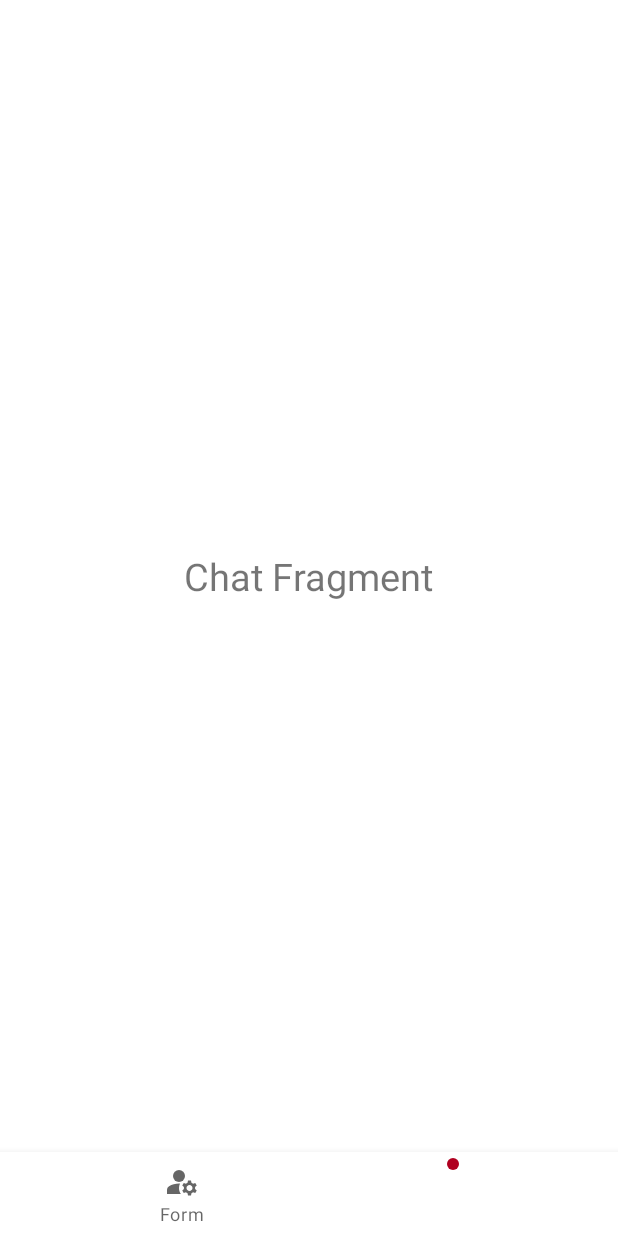
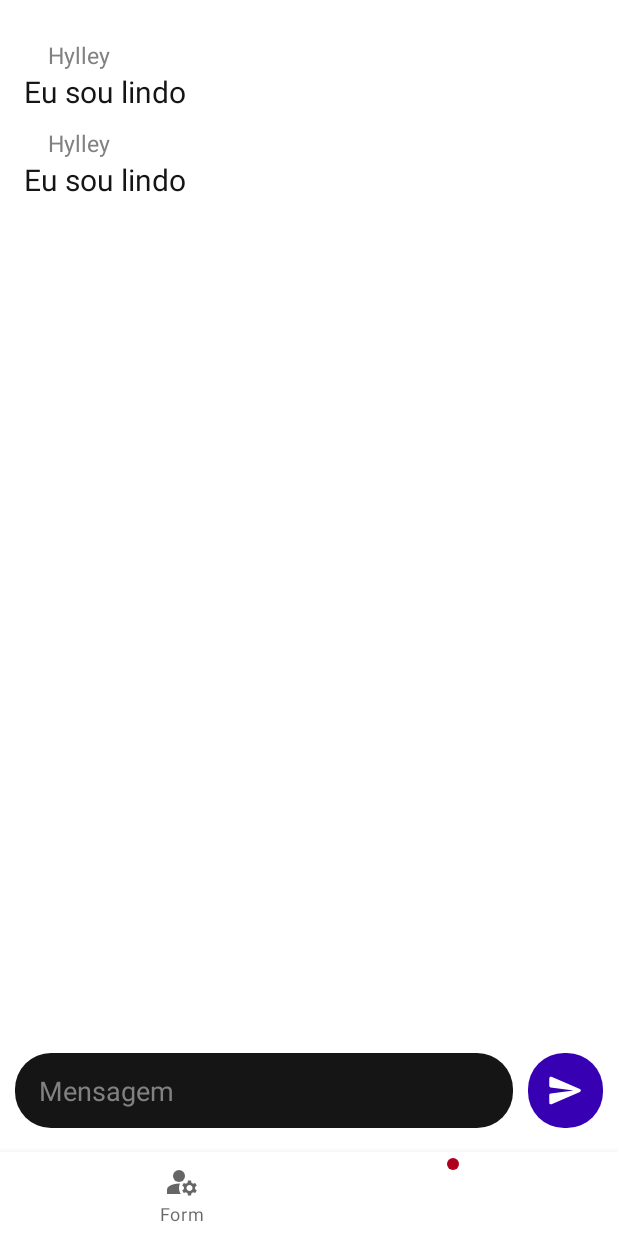
Before and after one commit to Hylley/Echo, an Android app: the screen it shows after launch (MainActivity), item 2 of the bottom bar chosen, on a phone screen of 412 x 824 dp. Run offline under Robolectric (Android 15) with nearby library versions, the phone set to English and light mode, and no system bars; network calls fail.

Commit message:
Chat layout implementation
The ideal form would be implement images also. But this is a complex task so I'll just throw for the end.

```diff
--- a/client/app/src/main/java/com/hylley/echo/ChatFragment.java
+++ b/client/app/src/main/java/com/hylley/echo/ChatFragment.java
@@ -7,9 +7,20 @@ import androidx.fragment.app.Fragment;
 import android.view.LayoutInflater;
 import android.view.View;
 import android.view.ViewGroup;
+import android.widget.ScrollView;
+
+import org.jetbrains.annotations.NotNull;
 
 public class ChatFragment extends Fragment
 {
+    ScrollView scroll_view;
+
+    @Override
+    public void onViewCreated(View view, @NotNull Bundle savedInstanceState) {
+        scroll_view = getView().findViewById(R.id.chat_scroll_view);
+        scroll_view.post(() -> scroll_view.scrollTo(0, scroll_view.getBottom()));
+    }
+
     @Override
     public View onCreateView(LayoutInflater inflater, ViewGroup container,
                              Bundle savedInstanceState) {
--- a/client/app/src/main/java/com/hylley/echo/Client.java
+++ b/client/app/src/main/java/com/hylley/echo/Client.java
@@ -36,16 +36,21 @@ class Client extends Thread implements Runnable
     private static InetAddress server_address;
 
     private Socket socket;
-    private InputStream input;
-    private OutputStream output;
 
-    public Client(String id) { Client.id = id; }
+    static MainActivity main_activity;
+
+    public Client(String id, MainActivity main_activity)
+    {
+        Client.id = id;
+        Client.main_activity = main_activity;
+    }
 
     @Override
     public void run()
     {
         // Escuta pacotes de descoberta através de UDP
         if(MainActivity.debug) System.out.println("Searching for broadcast");
+
         try( DatagramSocket broadcast = new DatagramSocket(LISTEN_PORT) )
         {
             byte[] data_buffer = new byte[1024];
--- a/client/app/src/main/java/com/hylley/echo/MainActivity.java
+++ b/client/app/src/main/java/com/hylley/echo/MainActivity.java
@@ -2,6 +2,8 @@ package com.hylley.echo;
 
 import androidx.annotation.NonNull;
 import androidx.appcompat.app.AppCompatActivity;
+
+import android.app.ProgressDialog;
 import android.os.Bundle;
 import android.view.MenuItem;
 
@@ -16,14 +18,14 @@ public class MainActivity extends AppCompatActivity
     //region App
     BottomNavigationView view;
 
-    FormFragment form_fragment = new FormFragment();
-    ChatFragment chat_fragment = new ChatFragment();
+    static FormFragment form_fragment = new FormFragment();
+    static ChatFragment chat_fragment = new ChatFragment();
 
-    BadgeDrawable badge;
+    static BadgeDrawable badge;
     //enregion
 
     //region Network
-    Client client = new Client("girlhood04");
+    Client client = new Client("girlhood04", this);
     public static final boolean debug = true;
     //endregion
 
@@ -62,12 +64,12 @@ public class MainActivity extends AppCompatActivity
         client.start();
     }
 
-    public void set_chat_icon_unread_badge(boolean visible)
+    public static void set_chat_icon_unread_badge(boolean visible)
     {
         badge.setVisible(visible);
     }
 
-    public void set_chat_icon_unread_badge(boolean visible, int pops)
+    public static void set_chat_icon_unread_badge(boolean visible, int pops)
     {
         badge.setNumber(pops);
         badge.setVisible(visible);
--- /dev/null
+++ b/client/app/src/main/res/drawable/backgroud_chat_send_button.xml
@@ -0,0 +1,6 @@
+<?xml version="1.0" encoding="utf-8"?>
+<shape xmlns:android="http://schemas.android.com/apk/res/android"
+    android:shape="rectangle">
+    <solid android:color="?chatMessageInputColor"/>
+    <corners android:radius="24dp"/>
+</shape>
--- /dev/null
+++ b/client/app/src/main/res/drawable/round_send_24.xml
@@ -0,0 +1,5 @@
+<vector android:autoMirrored="true" android:height="24dp"
+    android:tint="#000000" android:viewportHeight="24"
+    android:viewportWidth="24" android:width="24dp" xmlns:android="http://schemas.android.com/apk/res/android">
+    <path android:fillColor="@android:color/white" android:pathData="M3.4,20.4l17.45,-7.48c0.81,-0.35 0.81,-1.49 0,-1.84L3.4,3.6c-0.66,-0.29 -1.39,0.2 -1.39,0.91L2,9.12c0,0.5 0.37,0.93 0.87,0.99L17,12 2.87,13.88c-0.5,0.07 -0.87,0.5 -0.87,1l0.01,4.61c0,0.71 0.73,1.2 1.39,0.91z"/>
+</vector>
--- a/client/app/src/main/res/layout/fragment_chat.xml
+++ b/client/app/src/main/res/layout/fragment_chat.xml
@@ -1,17 +1,109 @@
 <?xml version="1.0" encoding="utf-8"?>
 <RelativeLayout xmlns:android="http://schemas.android.com/apk/res/android"
+    xmlns:app="http://schemas.android.com/apk/res-auto"
     xmlns:tools="http://schemas.android.com/tools"
     android:layout_width="match_parent"
     android:layout_height="match_parent"
     tools:context=".ChatFragment">
 
-    <TextView
-        android:layout_width="wrap_content"
-        android:layout_height="wrap_content"
-        android:text="Chat Fragment"
-        android:textSize="25sp"
-        android:layout_centerInParent="true"
-        tools:ignore="HardcodedText"
-    />
+    <ScrollView
+        android:layout_width="match_parent"
+        android:layout_height="match_parent"
+        android:id="@+id/chat_scroll_view"
+        android:padding="16dp"
+        android:layout_marginBottom="76dp">
+
+        <LinearLayout
+            android:layout_width="match_parent"
+            android:layout_height="wrap_content"
+            android:orientation="vertical">
+            <LinearLayout
+                android:layout_width="match_parent"
+                android:layout_height="wrap_content"
+                android:orientation="vertical"
+                android:layout_marginTop="10dp">
+
+                <TextView
+                    android:layout_width="wrap_content"
+                    android:layout_height="wrap_content"
+                    android:layout_weight="1"
+                    android:paddingStart="16dp"
+                    android:text="Hylley"
+                    android:textColor="@color/light_gray"
+                    android:textSize="7pt"/>
+
+                <TextView
+                    android:layout_width="wrap_content"
+                    android:layout_height="wrap_content"
+                    android:layout_weight="1"
+                    android:textColor="?chatMessageInputColor"
+                    android:text="Eu sou lindo"
+                    android:textSize="9pt"/>
+            </LinearLayout>
+            <LinearLayout
+                android:layout_width="match_parent"
+                android:layout_height="wrap_content"
+                android:orientation="vertical"
+                android:layout_marginTop="10dp">
+
+                <TextView
+                    android:layout_width="wrap_content"
+                    android:layout_height="wrap_content"
+                    android:layout_weight="1"
+                    android:paddingStart="16dp"
+                    android:text="Hylley"
+                    android:textColor="@color/light_gray"
+                    android:textSize="7pt"/>
+
+                <TextView
+                    android:layout_width="wrap_content"
+                    android:layout_height="wrap_content"
+                    android:layout_weight="1"
+                    android:textColor="?chatMessageInputColor"
+                    android:text="Eu sou lindo"
+                    android:textSize="9pt"/>
+            </LinearLayout>
+        </LinearLayout>
+    </ScrollView>
+
+    <FrameLayout
+        android:id="@+id/send_button"
+        android:layout_width="50dp"
+        android:layout_height="50dp"
+        android:layout_alignParentBottom="true"
+        android:layout_alignParentEnd="true"
+
+        android:layout_marginEnd="10dp"
+        android:layout_marginBottom="16dp"
+
+        android:background="@drawable/backgroud_chat_send_button"
+        android:backgroundTint="@color/purple_700"
+    >
+        <ImageView
+            android:layout_width="match_parent"
+            android:layout_height="match_parent"
+            android:padding="12dp"
+            android:src="@drawable/round_send_24"
+            app:tint="@color/white" />
+    </FrameLayout>
+
+    <EditText
+        android:layout_width="0dp"
+        android:layout_height="50dp"
+        android:layout_marginStart="10dp"
+        android:layout_marginEnd="10dp"
+        android:layout_marginBottom="16dp"
+        android:paddingStart="16dp"
+        android:paddingEnd="8dp"
+
+        android:background="@drawable/backgroud_chat_send_button"
+        android:layout_toStartOf="@id/send_button"
+        android:layout_alignParentStart="true"
+
+        android:hint="Mensagem"
+        android:textColor="?colorOnPrimary"
+        android:textColorHint="@color/light_gray"
+        android:inputType="text"
+        android:layout_alignParentBottom="true"/>
 
 </RelativeLayout>
--- a/client/app/src/main/res/values-night/themes.xml
+++ b/client/app/src/main/res/values-night/themes.xml
@@ -6,11 +6,12 @@
         <item name="colorPrimaryVariant">@color/purple_700</item>
         <item name="colorOnPrimary">@color/black</item>
         <!-- Secondary brand color. -->
-        <item name="colorSecondary">@color/teal_200</item>
-        <item name="colorSecondaryVariant">@color/teal_200</item>
+        <item name="colorSecondary">@color/purple_200</item>
+        <item name="colorSecondaryVariant">@color/purple_200</item>
         <item name="colorOnSecondary">@color/black</item>
         <!-- Status bar color. -->
         <item name="android:statusBarColor">?attr/colorPrimaryVariant</item>
         <!-- Customize your theme here. -->
+        <item name="chatMessageInputColor">@color/white</item>
     </style>
 </resources>
--- /dev/null
+++ b/client/app/src/main/res/values/attrs.xml
@@ -0,0 +1,7 @@
+<?xml version="1.0" encoding="utf-8"?>
+<resources>
+
+    <!-- Other values-->
+    <attr name="chatMessageInputColor" format="reference" />
+
+</resources>
--- a/client/app/src/main/res/values/colors.xml
+++ b/client/app/src/main/res/values/colors.xml
@@ -3,8 +3,8 @@
     <color name="purple_200">#FFBB86FC</color>
     <color name="purple_500">#FF6200EE</color>
     <color name="purple_700">#FF3700B3</color>
-    <color name="teal_200">#FF03DAC5</color>
-    <color name="teal_700">#FF018786</color>
+    <color name="dark_gray">#151515</color>
+    <color name="light_gray">#818181</color>
     <color name="black">#FF000000</color>
     <color name="white">#FFFFFFFF</color>
 </resources>
--- a/client/app/src/main/res/values/themes.xml
+++ b/client/app/src/main/res/values/themes.xml
@@ -6,11 +6,12 @@
         <item name="colorPrimaryVariant">@color/purple_700</item>
         <item name="colorOnPrimary">@color/white</item>
         <!-- Secondary brand color. -->
-        <item name="colorSecondary">@color/teal_200</item>
-        <item name="colorSecondaryVariant">@color/teal_700</item>
+        <item name="colorSecondary">@color/purple_200</item>
+        <item name="colorSecondaryVariant">@color/purple_700</item>
         <item name="colorOnSecondary">@color/black</item>
         <!-- Status bar color. -->
         <item name="android:statusBarColor">?attr/colorPrimaryVariant</item>
         <!-- Customize your theme here. -->
+        <item name="chatMessageInputColor">@color/dark_gray</item>
     </style>
 </resources>
```
